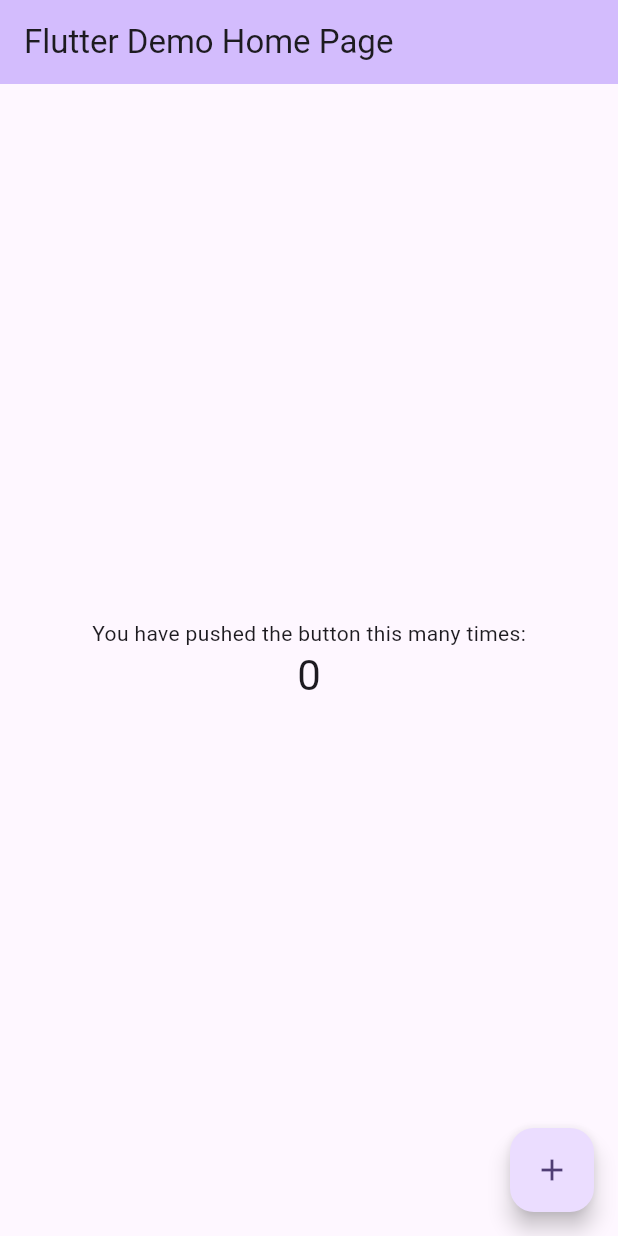
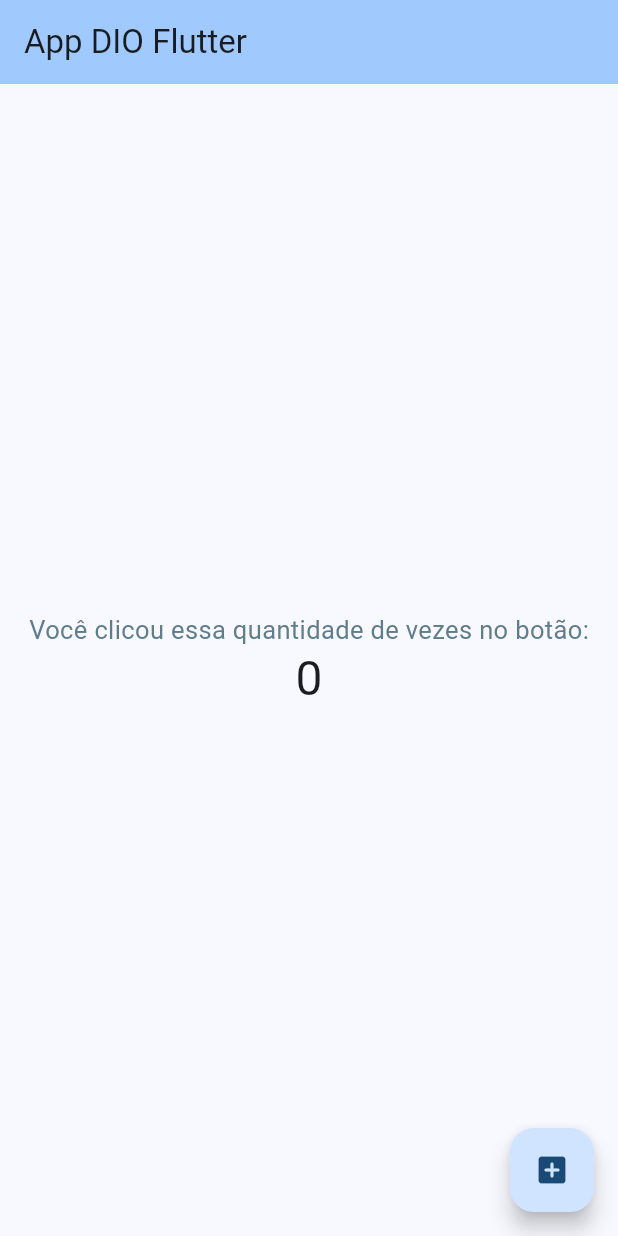
Before and after one commit to GabeSants/meuappflutter, a Flutter app: the screen it shows after launch, on a phone screen of 412 x 824 dp. Run offline on Flutter 3.47's test engine with Material 3 defaults, Android fonts, the phone set to English and light mode, and no system bars.

Commit message:
Atualização do arquivo main.dart

```diff
--- a/lib/main.dart
+++ b/lib/main.dart
@@ -28,10 +28,10 @@ class MyApp extends StatelessWidget {
         //
         // This works for code too, not just values: Most code changes can be
         // tested with just a hot reload.
-        colorScheme: ColorScheme.fromSeed(seedColor: Colors.deepPurple),
+        colorScheme: ColorScheme.fromSeed(seedColor: Colors.blue),
         useMaterial3: true,
       ),
-      home: const MyHomePage(title: 'Flutter Demo Home Page'),
+      home: const MyHomePage(title: 'App DIO Flutter'),
     );
   }
 }
@@ -106,11 +106,12 @@ class _MyHomePageState extends State<MyHomePage> {
           mainAxisAlignment: MainAxisAlignment.center,
           children: <Widget>[
             const Text(
-              'You have pushed the button this many times:',
+              'Você clicou essa quantidade de vezes no botão:',
+              style: TextStyle(color: Colors.blueGrey, fontSize: 17),
             ),
             Text(
               '$_counter',
-              style: Theme.of(context).textTheme.headlineMedium,
+              style: Theme.of(context).textTheme.headlineLarge,
             ),
           ],
         ),
@@ -118,7 +119,7 @@ class _MyHomePageState extends State<MyHomePage> {
       floatingActionButton: FloatingActionButton(
         onPressed: _incrementCounter,
         tooltip: 'Increment',
-        child: const Icon(Icons.add),
+        child: const Icon(Icons.add_box_rounded),
       ), // This trailing comma makes auto-formatting nicer for build methods.
     );
   }
```
